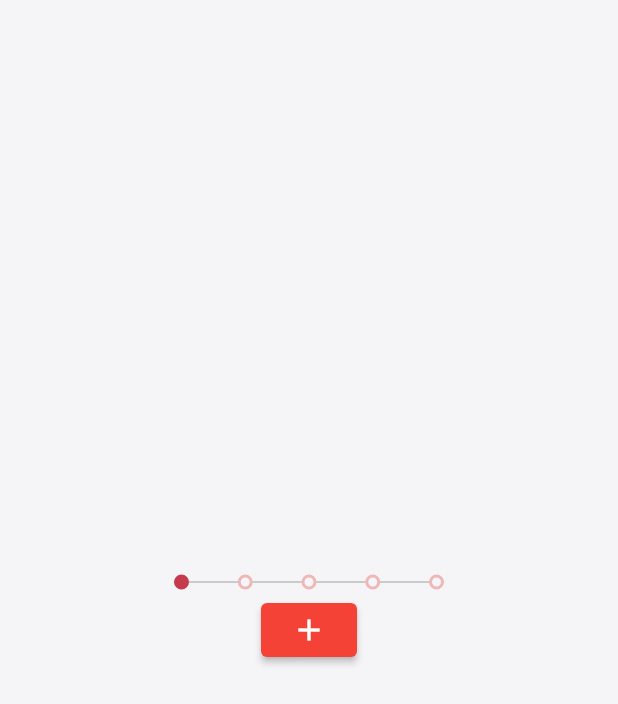
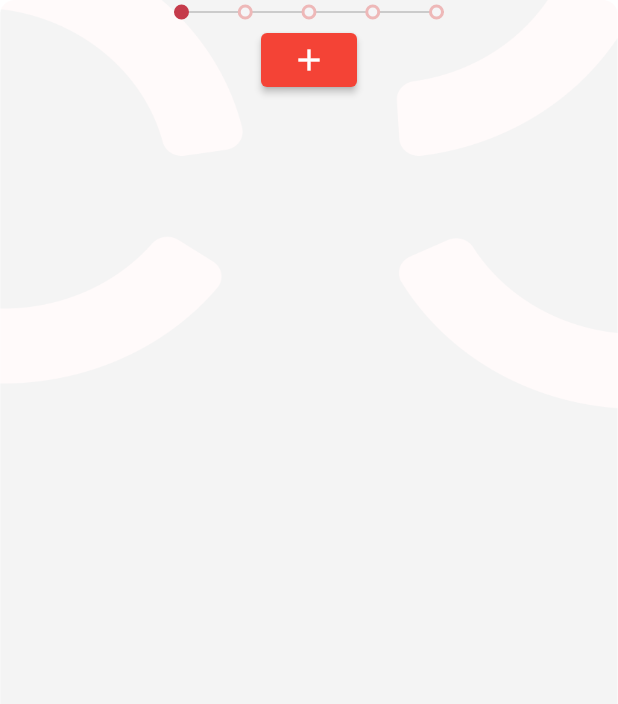
Before and after one commit to Soud-Haroon/Update_Task01, a Flutter app: the screen it shows after launch, after a tap on "Log In", on a phone screen of 412 x 824 dp. Shown: the top 704 px of the screen. Run offline on Flutter 3.47's test engine with Material 2 defaults, Android fonts, the phone set to English and light mode, and no system bars.

Commit message:
updated with changes

```diff
--- /dev/null
+++ b/lib/forms/form_1.dart
@@ -0,0 +1,13 @@
+import 'package:flutter/material.dart';
+
+class FormOne extends StatefulWidget {
+  @override
+  _FormOneState createState() => _FormOneState();
+}
+
+class _FormOneState extends State<FormOne> {
+  @override
+  Widget build(BuildContext context) {
+    return Container();
+  }
+}
--- a/lib/functions/dotbar.dart
+++ b/lib/functions/dotbar.dart
@@ -25,7 +25,8 @@ class _DotLineBarState extends State<DotLineBar> {
 
   @override
   Widget build(BuildContext context) {
-    return Column(
+    return Container(
+      child: Column(
         mainAxisAlignment: MainAxisAlignment.center,
         children: [
           //-------------Main Container in which bar added---------//
@@ -51,8 +52,10 @@ class _DotLineBarState extends State<DotLineBar> {
                         width: 10,
                         decoration: BoxDecoration(
                             border: step == counter
-                              ? Border.all(width: 1.8, color: Color(0xffC53B4B))
-                              : Border.all(width: 2, color: Color(0xffEEB8B8)),
+                                ? Border.all(
+                                    width: 1.8, color: Color(0xffC53B4B))
+                                : Border.all(
+                                    width: 2, color: Color(0xffEEB8B8)),
                             borderRadius: BorderRadius.circular(20),
                             color: step == counter
                                 ? Color(0xffC53B4B)
@@ -68,6 +71,7 @@ class _DotLineBarState extends State<DotLineBar> {
             child: Icon(Icons.add),
           )
         ],
+      ),
     );
   }
 }
--- a/lib/main_info.dart
+++ b/lib/main_info.dart
@@ -9,10 +9,17 @@ class Home extends StatefulWidget {
 class _HomeState extends State<Home> {
   @override
   Widget build(BuildContext context) {
-    return Scaffold(
-      backgroundColor: Color(0xFFF5F5F7),
-      body: Center(
-        child: DotLineBar(),
+    return Container(
+      decoration: BoxDecoration(
+          image: DecorationImage(
+              fit: BoxFit.fill, image: AssetImage('assets/sign_in.png'))),
+      child: Scaffold(
+        backgroundColor: Colors.transparent,
+        body: ListView(
+          children: [
+            DotLineBar(),
+          ],
+        ),
       ),
     );
   }
--- a/lib/sign_in.dart
+++ b/lib/sign_in.dart
@@ -12,13 +12,14 @@ class _SignInState extends State<SignIn> {
   late String data;
   @override
   Widget build(BuildContext context) {
-    return Scaffold(
-      body: Container(
-        decoration: BoxDecoration(
-          image: DecorationImage(
-              fit: BoxFit.fill, image: AssetImage('assets/sign_in.png')),
-        ),
-        child: ListView(
+    return Container(
+      decoration: BoxDecoration(
+        image: DecorationImage(
+            fit: BoxFit.fill, image: AssetImage('assets/sign_in.png')),
+      ),
+      child: Scaffold(
+        backgroundColor: Colors.transparent,
+        body: ListView(
           padding: EdgeInsets.all(30),
           children: [
             SizedBox(height: 100),
```
Lines whose indentation alone changed are shown as unchanged.
